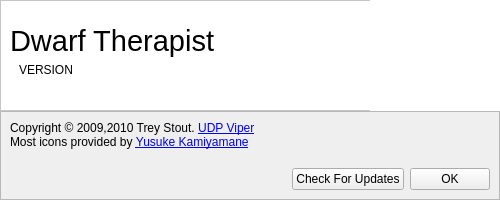
First picture: the form in ui/about.ui, repository Dwarf-Therapist/Dwarf-Therapist, before the edit.
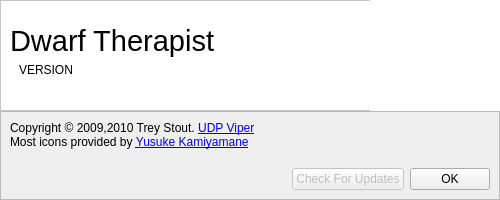
Second picture: the form after the edit. Icons and pictures are not drawn.

The edit to the form file:
```diff
--- a/ui/about.ui
+++ b/ui/about.ui
@@ -189,6 +189,9 @@
         </item>
         <item>
          <widget class="QPushButton" name="pb_check_version">
+          <property name="enabled">
+           <bool>false</bool>
+          </property>
           <property name="text">
            <string>Check For Updates</string>
           </property>
```
Left out of the diff: 11 changed lines with no effect on the pictures.
